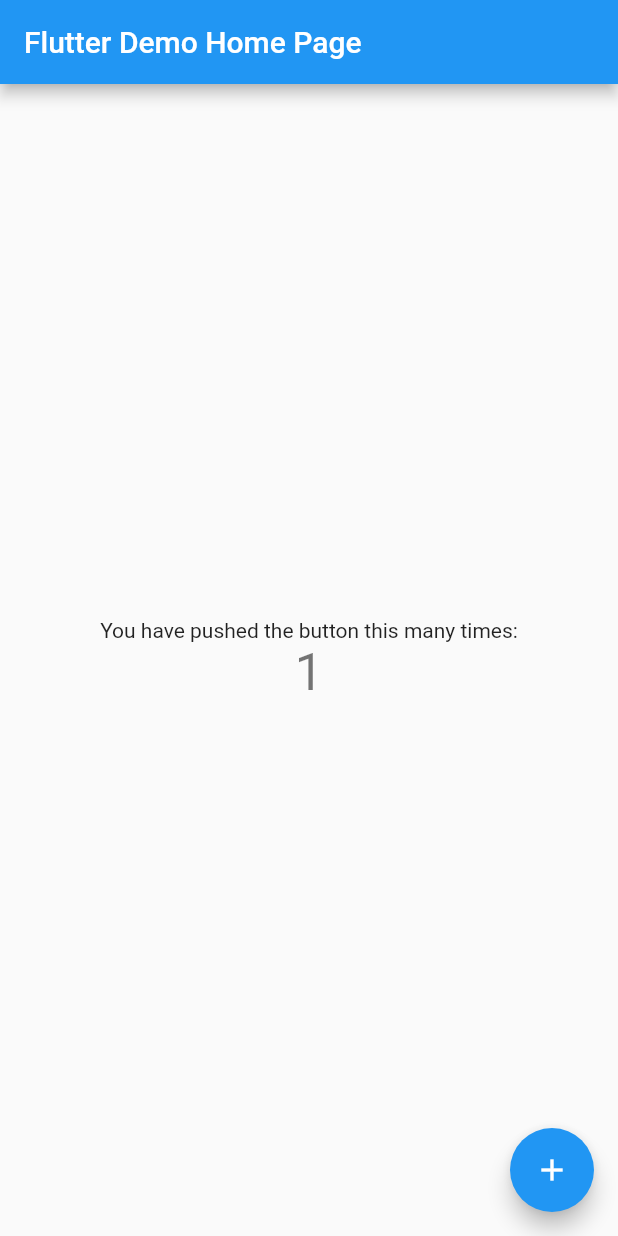
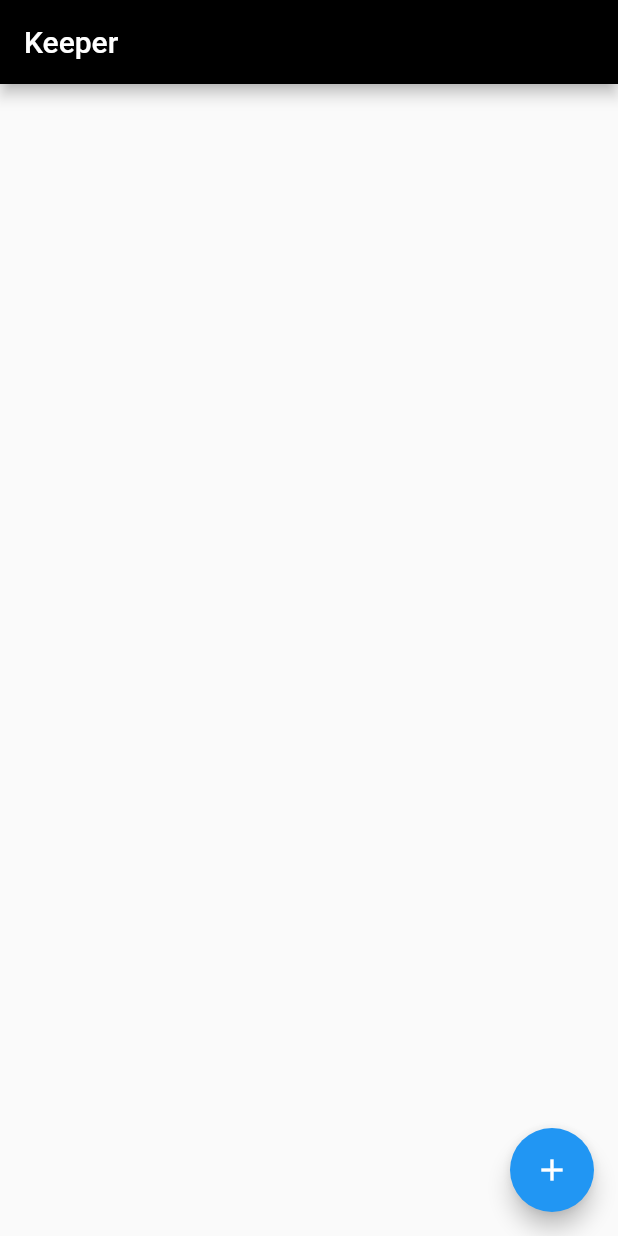
Before and after one commit to aashutoshrathi/keepr, a Flutter app: the screen it shows after launch, after a tap on the "add" icon, on a phone screen of 412 x 824 dp. Run offline on Flutter 3.47's test engine with Material 2 defaults, Android fonts, the phone set to English and light mode, and no system bars.

Commit message:
Created List View with no strings attached

```diff
--- a/lib/main.dart
+++ b/lib/main.dart
@@ -1,111 +1,23 @@
+
 import 'package:flutter/material.dart';
+import 'package:flutter_keeper/screens/note_list.dart';
 
-void main() => runApp(MyApp());
+void main() {
+  runApp(
+    MyApp()
+  );
+}
 
 class MyApp extends StatelessWidget {
-  // This widget is the root of your application.
   @override
     Widget build(BuildContext context) {
       return MaterialApp(
-      title: 'Flutter Demo',
+        debugShowCheckedModeBanner: false,
+        title: 'Keeper',
         theme: ThemeData(
-        // This is the theme of your application.
-        //
-        // Try running your application with "flutter run". You'll see the
-        // application has a blue toolbar. Then, without quitting the app, try
-        // changing the primarySwatch below to Colors.green and then invoke
-        // "hot reload" (press "r" in the console where you ran "flutter run",
-        // or simply save your changes to "hot reload" in a Flutter IDE).
-        // Notice that the counter didn't reset back to zero; the application
-        // is not restarted.
-        primarySwatch: Colors.blue,
+          primaryColor: Colors.black
         ),
-      home: MyHomePage(title: 'Flutter Demo Home Page'),
+        home: NoteList()
       );
     }
 }
-
-class MyHomePage extends StatefulWidget {
-  MyHomePage({Key key, this.title}) : super(key: key);
-
-  // This widget is the home page of your application. It is stateful, meaning
-  // that it has a State object (defined below) that contains fields that affect
-  // how it looks.
-
-  // This class is the configuration for the state. It holds the values (in this
-  // case the title) provided by the parent (in this case the App widget) and
-  // used by the build method of the State. Fields in a Widget subclass are
-  // always marked "final".
-
-  final String title;
-
-  @override
-  _MyHomePageState createState() => _MyHomePageState();
-}
-
-class _MyHomePageState extends State<MyHomePage> {
-  int _counter = 0;
-
-  void _incrementCounter() {
-    setState(() {
-      // This call to setState tells the Flutter framework that something has
-      // changed in this State, which causes it to rerun the build method below
-      // so that the display can reflect the updated values. If we changed
-      // _counter without calling setState(), then the build method would not be
-      // called again, and so nothing would appear to happen.
-      _counter++;
-    });
-  }
-
-  @override
-  Widget build(BuildContext context) {
-    // This method is rerun every time setState is called, for instance as done
-    // by the _incrementCounter method above.
-    //
-    // The Flutter framework has been optimized to make rerunning build methods
-    // fast, so that you can just rebuild anything that needs updating rather
-    // than having to individually change instances of widgets.
-    return Scaffold(
-      appBar: AppBar(
-        // Here we take the value from the MyHomePage object that was created by
-        // the App.build method, and use it to set our appbar title.
-        title: Text(widget.title),
-      ),
-      body: Center(
-        // Center is a layout widget. It takes a single child and positions it
-        // in the middle of the parent.
-        child: Column(
-          // Column is also layout widget. It takes a list of children and
-          // arranges them vertically. By default, it sizes itself to fit its
-          // children horizontally, and tries to be as tall as its parent.
-          //
-          // Invoke "debug painting" (press "p" in the console, choose the
-          // "Toggle Debug Paint" action from the Flutter Inspector in Android
-          // Studio, or the "Toggle Debug Paint" command in Visual Studio Code)
-          // to see the wireframe for each widget.
-          //
-          // Column has various properties to control how it sizes itself and
-          // how it positions its children. Here we use mainAxisAlignment to
-          // center the children vertically; the main axis here is the vertical
-          // axis because Columns are vertical (the cross axis would be
-          // horizontal).
-          mainAxisAlignment: MainAxisAlignment.center,
-          children: <Widget>[
-            Text(
-              'You have pushed the button this many times:',
-            ),
-            Text(
-              '$_counter',
-              style: Theme.of(context).textTheme.display1,
-            ),
-          ],
-        ),
-      ),
-      floatingActionButton: FloatingActionButton(
-        onPressed: _incrementCounter,
-        tooltip: 'Increment',
-        child: Icon(Icons.add),
-      ), // This trailing comma makes auto-formatting nicer for build methods.
-    );
-  }
-}
--- /dev/null
+++ b/lib/screens/note_list.dart
@@ -0,0 +1,54 @@
+import 'package:flutter/material.dart';
+
+class NoteList extends StatefulWidget {
+  @override
+    State<StatefulWidget> createState() {
+      return NoteListState();
+    }
+}
+
+class NoteListState extends State<NoteList> {
+  int count = 0;
+  @override
+    Widget build(BuildContext context) {
+
+      return Scaffold(
+        appBar: AppBar(
+          title: Text('Keeper'),
+        ),
+        body: getNoteListView(),
+
+        floatingActionButton: FloatingActionButton(
+          onPressed: () {
+            debugPrint('FAB print');
+          },
+          tooltip: 'Add Note',
+          child: Icon(Icons.add),
+        ),
+      );
+    }
+
+    ListView getNoteListView() {
+
+      TextStyle titleStyle = Theme.of(context).textTheme.subhead;
+
+      return ListView.builder(
+        itemCount: count,
+        itemBuilder: (BuildContext context, int position) {
+          return Card(
+            color: Colors.black,
+            elevation: 2.0,
+            child: ListTile(
+              leading: Icon(Icons.alarm_on),
+              title: Text('Title', style: titleStyle),
+              subtitle: Text('Reason'),
+              trailing: Icon(Icons.delete_sweep),
+              onTap: () {
+                debugPrint('Delete');
+              },
+            ),
+          );
+        },
+      );
+    }
+}
```
Lines whose indentation alone changed are shown as unchanged.
